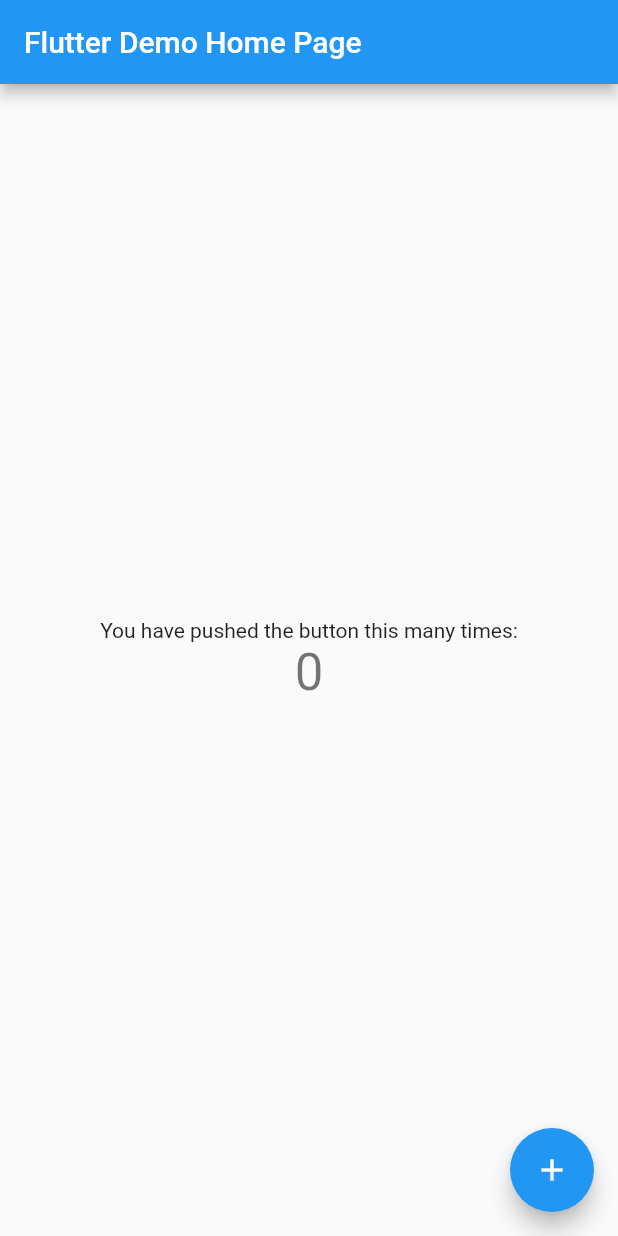
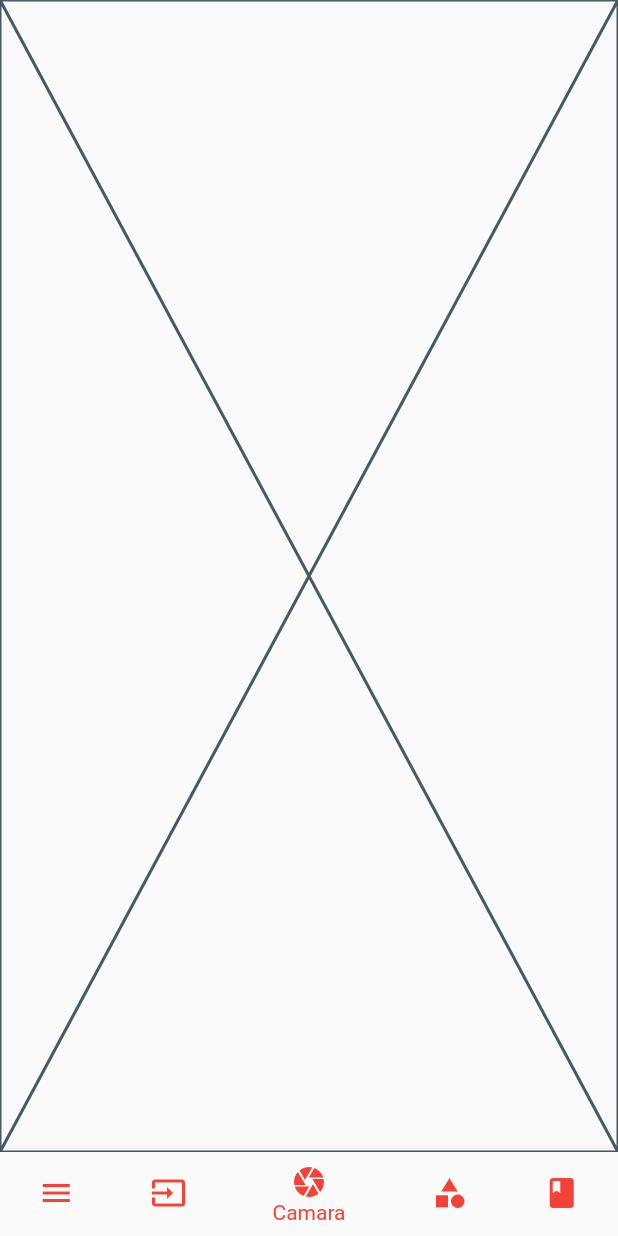
Before and after one commit to baesparza/photochemist, a Flutter app: the screen it shows after launch, on a phone screen of 412 x 824 dp. Run offline on Flutter 3.47's test engine with Material 2 defaults, Android fonts, the phone set to English and light mode, and no system bars.

Commit message:
feat(home): add first view

```diff
--- a/lib/main.dart
+++ b/lib/main.dart
@@ -7,105 +7,128 @@ class MyApp extends StatelessWidget {
   @override
   Widget build(BuildContext context) {
     return MaterialApp(
-      title: 'Flutter Demo',
+      title: 'PhotoChemist',
+      debugShowCheckedModeBanner: false,
       theme: ThemeData(
-        // This is the theme of your application.
-        //
-        // Try running your application with "flutter run". You'll see the
-        // application has a blue toolbar. Then, without quitting the app, try
-        // changing the primarySwatch below to Colors.green and then invoke
-        // "hot reload" (press "r" in the console where you ran "flutter run",
-        // or simply save your changes to "hot reload" in a Flutter IDE).
-        // Notice that the counter didn't reset back to zero; the application
-        // is not restarted.
-        primarySwatch: Colors.blue,
+        primarySwatch: Colors.red,
       ),
-      home: MyHomePage(title: 'Flutter Demo Home Page'),
+      home: PhotoChemistHome(),
     );
   }
 }
 
-class MyHomePage extends StatefulWidget {
-  MyHomePage({Key key, this.title}) : super(key: key);
-
-  // This widget is the home page of your application. It is stateful, meaning
-  // that it has a State object (defined below) that contains fields that affect
-  // how it looks.
-
-  // This class is the configuration for the state. It holds the values (in this
-  // case the title) provided by the parent (in this case the App widget) and
-  // used by the build method of the State. Fields in a Widget subclass are
-  // always marked "final".
-
-  final String title;
+class PhotoChemistHome extends StatefulWidget {
+  const PhotoChemistHome({
+    Key key,
+  }) : super(key: key);
 
   @override
-  _MyHomePageState createState() => _MyHomePageState();
+  _PhotoChemistHomeState createState() => _PhotoChemistHomeState();
 }
 
-class _MyHomePageState extends State<MyHomePage> {
-  int _counter = 0;
+class _PhotoChemistHomeState extends State<PhotoChemistHome> {
+  int _selectedIndex = 2;
+  GlobalKey<ScaffoldState> _scaffoldKey = new GlobalKey();
 
-  void _incrementCounter() {
+  static List<Widget> _views = [
+    /// Dummy container, no real use, just take 1 space
+    Container(),
+    new InputEquationView(),
+    Placeholder(),
+    ListView.builder(
+      itemCount: 100,
+      itemBuilder: (BuildContext context, int index) => ListTile(
+            title: Text('$index'),
+          ),
+    ),
+    Center(
+      child: Text('3'),
+    ),
+  ];
+
+  void _onTappedItem(int index) {
+    if (index == 0) {
+      print('open menu');
+      this._scaffoldKey.currentState?.openDrawer();
+      return;
+    }
     setState(() {
-      // This call to setState tells the Flutter framework that something has
-      // changed in this State, which causes it to rerun the build method below
-      // so that the display can reflect the updated values. If we changed
-      // _counter without calling setState(), then the build method would not be
-      // called again, and so nothing would appear to happen.
-      _counter++;
+      this._selectedIndex = index;
     });
   }
 
   @override
   Widget build(BuildContext context) {
-    // This method is rerun every time setState is called, for instance as done
-    // by the _incrementCounter method above.
-    //
-    // The Flutter framework has been optimized to make rerunning build methods
-    // fast, so that you can just rebuild anything that needs updating rather
-    // than having to individually change instances of widgets.
     return Scaffold(
-      appBar: AppBar(
-        // Here we take the value from the MyHomePage object that was created by
-        // the App.build method, and use it to set our appbar title.
-        title: Text(widget.title),
+      key: this._scaffoldKey,
+      body: _PhotoChemistHomeState._views[this._selectedIndex],
+      drawer: Drawer(),
+      bottomNavigationBar: BottomNavigationBar(
+        items: [
+          BottomNavigationBarItem(
+            icon: Icon(Icons.menu),
+            title: Text('Menu'),
           ),
-      body: Center(
-        // Center is a layout widget. It takes a single child and positions it
-        // in the middle of the parent.
-        child: Column(
-          // Column is also layout widget. It takes a list of children and
-          // arranges them vertically. By default, it sizes itself to fit its
-          // children horizontally, and tries to be as tall as its parent.
-          //
-          // Invoke "debug painting" (press "p" in the console, choose the
-          // "Toggle Debug Paint" action from the Flutter Inspector in Android
-          // Studio, or the "Toggle Debug Paint" command in Visual Studio Code)
-          // to see the wireframe for each widget.
-          //
-          // Column has various properties to control how it sizes itself and
-          // how it positions its children. Here we use mainAxisAlignment to
-          // center the children vertically; the main axis here is the vertical
-          // axis because Columns are vertical (the cross axis would be
-          // horizontal).
-          mainAxisAlignment: MainAxisAlignment.center,
+          BottomNavigationBarItem(
+            icon: Icon(Icons.input),
+            title: Text('Ecuacion'),
+          ),
+          BottomNavigationBarItem(
+            icon: Icon(Icons.camera),
+            title: Text('Camara'),
+          ),
+          BottomNavigationBarItem(
+            icon: Icon(Icons.category),
+            title: Text('Solucion'),
+          ),
+          BottomNavigationBarItem(
+            icon: Icon(Icons.book),
+            title: Text('Libreta'),
+          ),
+        ],
+        showUnselectedLabels: false,
+        onTap: this._onTappedItem,
+        currentIndex: this._selectedIndex,
+
+        /// TODO: Remove this unused class
+
+        unselectedItemColor: Theme.of(context).accentColor,
+        selectedItemColor: Theme.of(context).accentColor,
+      ),
+    );
+  }
+}
+
+class InputEquationView extends StatelessWidget {
+  const InputEquationView({
+    Key key,
+  }) : super(key: key);
+
+  @override
+  Widget build(BuildContext context) {
+    return SafeArea(
+      child: ListView(
+        padding: const EdgeInsets.symmetric(vertical: 30, horizontal: 20),
         children: <Widget>[
           Text(
-              'You have pushed the button this many times:',
+            'Edita tu ecuación.'.toUpperCase(),
+            style: Theme.of(context).textTheme.headline.copyWith(color: Colors.black),
           ),
-            Text(
-              '$_counter',
-              style: Theme.of(context).textTheme.display1,
+          Container(height: 20),
+          new TextField(
+            decoration: new InputDecoration(
+                border: new OutlineInputBorder(
+                  borderRadius: const BorderRadius.all(
+                    const Radius.circular(10.0),
+                  ),
+                ),
+                filled: true,
+                hintStyle: new TextStyle(color: Colors.grey[800]),
+                hintText: "2FeO+O2>Fe+H2O",
+                fillColor: Colors.white70),
           ),
         ],
       ),
-      ),
-      floatingActionButton: FloatingActionButton(
-        onPressed: _incrementCounter,
-        tooltip: 'Increment',
-        child: Icon(Icons.add),
-      ), // This trailing comma makes auto-formatting nicer for build methods.
     );
   }
 }
```
Also changed, not shown: 1 other file. Lines whose indentation alone changed are shown as unchanged.
